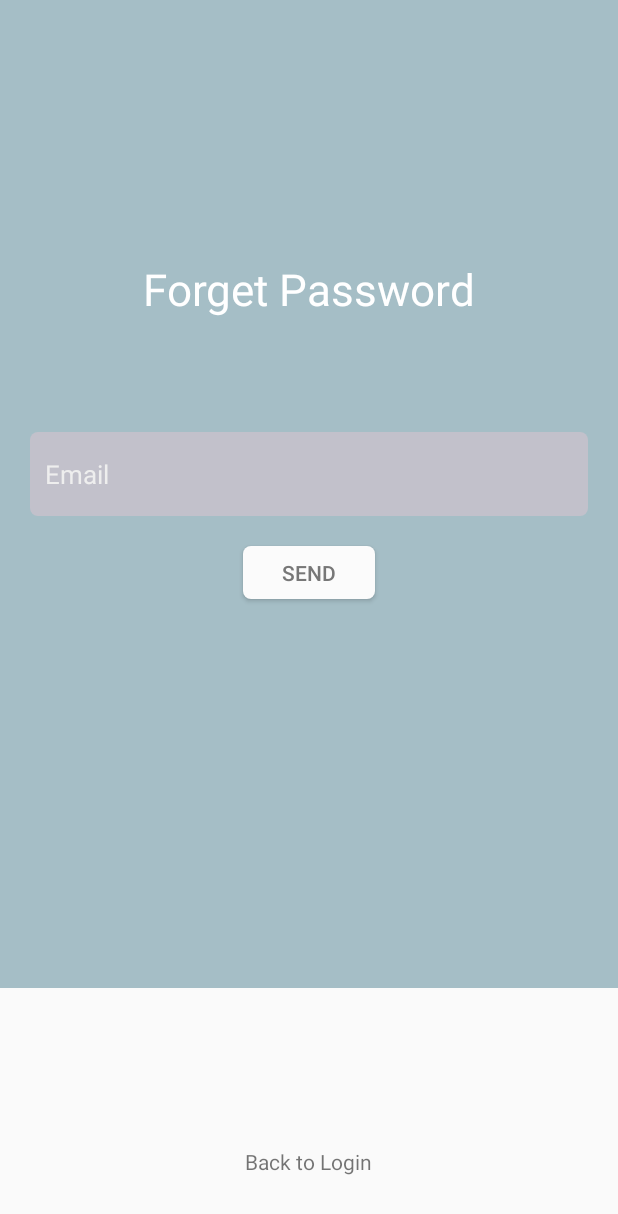
After one commit to sisihmm/Skripsi, an Android app: the forget screen opened directly, with no data from a screen before it, on a phone screen of 412 x 824 dp. The commit adds this screen. Shown: the top 1214 px of the screen. Run offline under Robolectric (Android 15) with nearby library versions, the phone set to English and light mode, and no system bars.

Commit message:
salah
salah

```diff
--- a/app/build.gradle
+++ b/app/build.gradle
@@ -31,6 +31,9 @@ android {
         sourceCompatibility JavaVersion.VERSION_1_8
         targetCompatibility JavaVersion.VERSION_1_8
     }
+    buildFeatures {
+        viewBinding true
+    }
 }
 
 dependencies {
@@ -40,6 +43,7 @@ dependencies {
     implementation 'androidx.constraintlayout:constraintlayout:2.0.4'
     implementation 'com.google.android.material:material:1.4.0'
     implementation 'androidx.legacy:legacy-support-v4:1.0.0'
+    implementation 'androidx.recyclerview:recyclerview:1.1.0'
     testImplementation 'junit:junit:4.13.2'
     androidTestImplementation 'androidx.test.ext:junit:1.1.3'
     androidTestImplementation 'androidx.test.espresso:espresso-core:3.4.0'
--- a/app/src/main/AndroidManifest.xml
+++ b/app/src/main/AndroidManifest.xml
@@ -10,8 +10,9 @@
         android:label="@string/app_name"
         android:roundIcon="@mipmap/ic_launcher_round"
         android:supportsRtl="true"
-        android:theme="@style/Theme.Skripsi">
-        <activity android:name=".Home"></activity>
+        android:theme="@style/Theme.AppCompat.Light.NoActionBar">
+        <activity android:name=".forget"></activity>
+        <activity android:name=".Home" />
         <activity android:name=".Login" />
         <activity android:name=".Register" />
         <activity android:name=".MainActivity">
--- /dev/null
+++ b/app/src/main/java/com/anas/skripsi/forget.java
@@ -0,0 +1,14 @@
+package com.anas.skripsi;
+
+import androidx.appcompat.app.AppCompatActivity;
+
+import android.os.Bundle;
+
+public class forget extends AppCompatActivity {
+
+    @Override
+    protected void onCreate(Bundle savedInstanceState) {
+        super.onCreate(savedInstanceState);
+        setContentView(R.layout.activity_forget);
+    }
+}
--- /dev/null
+++ b/app/src/main/res/layout/activity_forget.xml
@@ -0,0 +1,84 @@
+<?xml version="1.0" encoding="utf-8"?>
+<RelativeLayout xmlns:android="http://schemas.android.com/apk/res/android"
+    xmlns:app="http://schemas.android.com/apk/res-auto"
+    xmlns:tools="http://schemas.android.com/tools"
+    android:layout_width="match_parent"
+    android:layout_height="match_parent"
+    tools:context=".forget">
+
+    <LinearLayout
+        android:orientation="vertical"
+        android:layout_width="match_parent"
+        android:layout_height="match_parent">
+        <ImageView
+            android:layout_weight="4"
+            android:src="@color/bg"
+            android:scaleType="centerCrop"
+            android:layout_width="match_parent"
+            android:layout_height="0dp" />
+        <View
+            android:layout_weight="1"
+            android:layout_width="match_parent"
+            android:layout_height="0dp"/>
+
+    </LinearLayout>
+
+    <LinearLayout
+        android:layout_width="match_parent"
+        android:layout_height="516dp"
+        android:gravity="center"
+        android:orientation="vertical">
+
+
+        <TextView
+            android:layout_width="wrap_content"
+            android:layout_height="wrap_content"
+            android:layout_margin="?actionBarSize"
+            android:text="Forget Password"
+            android:textColor="#FFFFFF"
+            android:textSize="29sp" />
+
+
+        <EditText
+            android:id="@+id/femail"
+            android:layout_width="match_parent"
+            android:layout_height="?actionBarSize"
+            android:layout_margin="20dp"
+            android:background="@drawable/rounded_corner"
+            android:hint="Email"
+            android:paddingStart="10dp"
+            android:paddingLeft="10dp"
+            android:textColor="#fff"
+            android:textColorHint="#eee"
+            android:inputType="textEmailAddress"
+            android:textSize="17sp" />
+
+        <Button
+            android:id="@+id/bsend"
+            android:layout_width="wrap_content"
+            android:layout_height="35dp"
+            android:background="@drawable/round_corner_button"
+            android:paddingLeft="20dp"
+            android:paddingRight="20dp"
+            android:text="Send"
+            android:textColor="#777" />
+
+    </LinearLayout>
+
+    <LinearLayout
+        android:layout_marginBottom="30dp"
+        android:gravity="center"
+        android:orientation="vertical"
+        android:layout_alignParentBottom="true"
+        android:layout_width="match_parent"
+        android:layout_height="wrap_content">
+
+        <TextView
+            android:id="@+id/signup"
+            android:layout_marginBottom="10dp"
+            android:text="Back to Login"
+            android:layout_width="wrap_content"
+            android:layout_height="wrap_content" />
+    </LinearLayout>
+
+</RelativeLayout>
--- a/app/src/main/res/layout/activity_home.xml
+++ b/app/src/main/res/layout/activity_home.xml
@@ -4,7 +4,6 @@
     xmlns:tools="http://schemas.android.com/tools"
     android:layout_width="match_parent"
     android:layout_height="match_parent"
-    style="@style/AppTheme"
     tools:context=".Home">
 
 
--- /dev/null
+++ b/app/src/main/res/values/dimens.xml
@@ -0,0 +1,4 @@
+<?xml version="1.0" encoding="utf-8"?>
+<resources>
+    <dimen name="text_margin">16dp</dimen>
+</resources>
```
Also changed, not shown: app/src/main/java/com/anas/skripsi/AccountFragment.java (deleted, +0 -18 lines), app/src/main/java/com/anas/skripsi/HelpFragment.java (deleted, +0 -18 lines), app/src/main/java/com/anas/skripsi/Home.java (+0 -27 lines), app/src/main/java/com/anas/skripsi/HomeFragment.java (deleted, +0 -18 lines), app/src/main/java/com/anas/skripsi/Login.java (+8 -6 lines), app/src/main/java/com/anas/skripsi/forget_dialog.java (deleted, +0 -58 lines), app/src/main/java/com/anas/skripsi/placeholder/PlaceholderContent.java (added, +72 -0 lines), app/src/main/res/layout/activity_forgetd.xml (deleted, +0 -20 lines), app/src/main/res/layout/activity_main.xml (+5 -5 lines), app/src/main/res/layout/fragment_account.xml (deleted, +0 -20 lines), app/src/main/res/layout/fragment_help.xml (deleted, +0 -20 lines), app/src/main/res/layout/fragment_home.xml (deleted, +0 -20 lines), app/src/main/res/values/styles.xml (deleted, +0 -7 lines).
